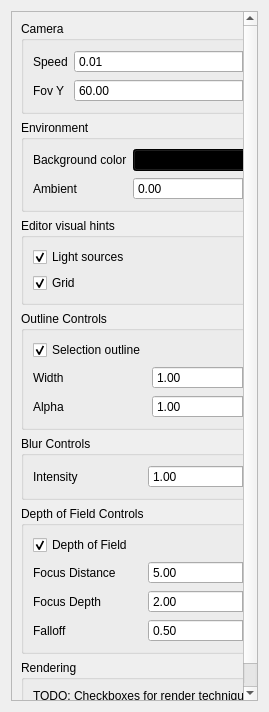
The window that Project3Root/Project3/ui/miscsettingswidget.ui (MarcFly/AGP-ShaderLearning) describes before a commit, drawn with Qt 5.
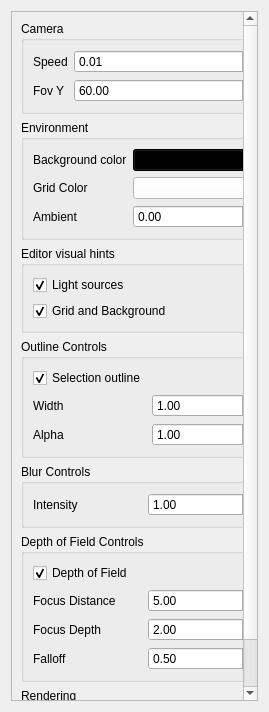
The same window after the commit.

Commit message:
Grid and Background Perfectly done
I am incredibly proud of the result, for real

What changed in the file:
```diff
--- a/Project3Root/Project3/ui/miscsettingswidget.ui
+++ b/Project3Root/Project3/ui/miscsettingswidget.ui
@@ -98,16 +98,151 @@
             </property>
            </widget>
           </item>
-          <item row="1" column="0">
+          <item row="2" column="0">
            <widget class="QLabel" name="label_5">
             <property name="text">
              <string>Ambient</string>
             </property>
            </widget>
           </item>
-          <item row="1" column="1">
+          <item row="2" column="1">
            <widget class="QDoubleSpinBox" name="spinAmbient"/>
           </item>
+          <item row="1" column="1">
+           <widget class="QPushButton" name="buttonGridColor">
+            <property name="palette">
+             <palette>
+              <active>
+               <colorrole role="WindowText">
+                <brush brushstyle="SolidPattern">
+                 <color alpha="255">
+                  <red>255</red>
+                  <green>255</green>
+                  <blue>255</blue>
+                 </color>
+                </brush>
+               </colorrole>
+               <colorrole role="Button">
+                <brush brushstyle="SolidPattern">
+                 <color alpha="255">
+                  <red>255</red>
+                  <green>255</green>
+                  <blue>255</blue>
+                 </color>
+                </brush>
+               </colorrole>
+               <colorrole role="Base">
+                <brush brushstyle="SolidPattern">
+                 <color alpha="255">
+                  <red>255</red>
+                  <green>255</green>
+                  <blue>255</blue>
+                 </color>
+                </brush>
+               </colorrole>
+               <colorrole role="Window">
+                <brush brushstyle="SolidPattern">
+                 <color alpha="255">
+                  <red>255</red>
+                  <green>255</green>
+                  <blue>255</blue>
+                 </color>
+                </brush>
+               </colorrole>
+              </active>
+              <inactive>
+               <colorrole role="WindowText">
+                <brush brushstyle="SolidPattern">
+                 <color alpha="255">
+                  <red>255</red>
+                  <green>255</green>
+                  <blue>255</blue>
+                 </color>
+                </brush>
+               </colorrole>
+               <colorrole role="Button">
+                <brush brushstyle="SolidPattern">
+                 <color alpha="255">
+                  <red>255</red>
+                  <green>255</green>
+                  <blue>255</blue>
+                 </color>
+                </brush>
+               </colorrole>
+               <colorrole role="Base">
+                <brush brushstyle="SolidPattern">
+                 <color alpha="255">
+                  <red>255</red>
+                  <green>255</green>
+                  <blue>255</blue>
+                 </color>
+                </brush>
+               </colorrole>
+               <colorrole role="Window">
+                <brush brushstyle="SolidPattern">
+                 <color alpha="255">
+                  <red>255</red>
+                  <green>255</green>
+                  <blue>255</blue>
+                 </color>
+                </brush>
+               </colorrole>
+              </inactive>
+              <disabled>
+               <colorrole role="WindowText">
+                <brush brushstyle="SolidPattern">
+                 <color alpha="255">
+                  <red>120</red>
+                  <green>120</green>
+                  <blue>120</blue>
+                 </color>
+                </brush>
+               </colorrole>
+               <colorrole role="Button">
+                <brush brushstyle="SolidPattern">
+                 <color alpha="255">
+                  <red>255</red>
+                  <green>255</green>
+                  <blue>255</blue>
+                 </color>
+                </brush>
+               </colorrole>
+               <colorrole role="Base">
+                <brush brushstyle="SolidPattern">
+                 <color alpha="255">
+                  <red>255</red>
+                  <green>255</green>
+                  <blue>255</blue>
+                 </color>
+                </brush>
+               </colorrole>
+               <colorrole role="Window">
+                <brush brushstyle="SolidPattern">
+                 <color alpha="255">
+                  <red>255</red>
+                  <green>255</green>
+                  <blue>255</blue>
+                 </color>
+                </brush>
+               </colorrole>
+              </disabled>
+             </palette>
+            </property>
+            <property name="styleSheet">
+             <string notr="true">background-color: rgb(255,255,255);</string>
+            </property>
+            <property name="text">
+             <string/>
+            </property>
+           </widget>
+          </item>
+          <item row="1" column="0">
+           <widget class="QLabel" name="label_12">
+            <property name="text">
+             <string>Grid Color</string>
+            </property>
+           </widget>
+          </item>
          </layout>
         </widget>
        </item>
@@ -130,7 +265,7 @@
           <item>
            <widget class="QCheckBox" name="checkBoxGrid">
             <property name="text">
-             <string>Grid</string>
+             <string>Grid and Background</string>
             </property>
             <property name="checked">
              <bool>true</bool>
```
The commit also changes 8 other files.
